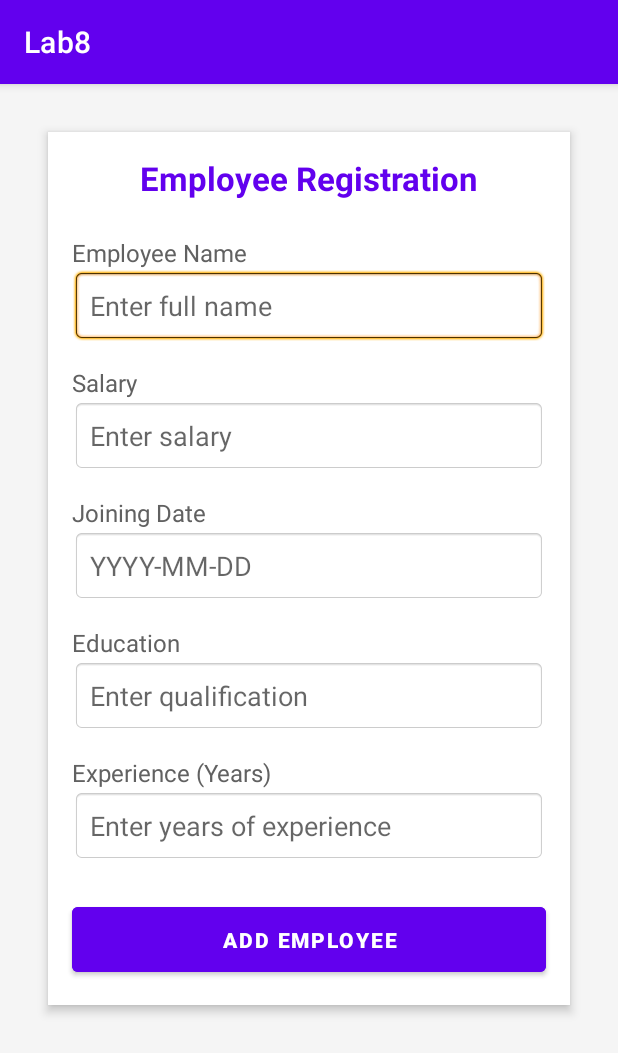
After one commit to sharjeel-siddiqui12/dive-into-mobile-application-development, an Android app built with Jetpack Compose: the L8exercise1 screen opened directly, with no data from a screen before it, on a phone screen of 412 x 824 dp. The commit adds this screen. Shown: the top 1053 px of the screen. Run offline under Robolectric (Android 15) with nearby library versions, the phone set to English and light mode, and no system bars.

Commit message:
lab 8 completed

```diff
--- /dev/null
+++ b/app/src/main/java/com/example/lab8/DatabaseHelper.java
@@ -0,0 +1,73 @@
+package com.example.lab8;
+
+import android.content.ContentValues;
+import android.content.Context;
+import android.database.sqlite.SQLiteDatabase;
+import android.database.sqlite.SQLiteOpenHelper;
+import android.util.Log;
+
+public class DatabaseHelper extends SQLiteOpenHelper {
+
+    private static final String DATABASE_NAME = "madlab.db";
+    private static final int DATABASE_VERSION = 1;
+    private static final String TABLE_NAME = "emp";
+
+    // Column names
+    private static final String COLUMN_ID = "empid";
+    private static final String COLUMN_NAME = "emp_name";
+    private static final String COLUMN_SALARY = "salary";
+    private static final String COLUMN_JOINING_DATE = "joining_date";
+    private static final String COLUMN_EDUCATION = "education";
+    private static final String COLUMN_EXPERIENCE = "experience";
+
+    // Create table SQL
+    private static final String TABLE_CREATE =
+            "CREATE TABLE " + TABLE_NAME + " (" +
+                    COLUMN_ID + " INTEGER PRIMARY KEY AUTOINCREMENT, " +
+                    COLUMN_NAME + " TEXT, " +
+                    COLUMN_SALARY + " INTEGER, " +
+                    COLUMN_JOINING_DATE + " TEXT, " +
+                    COLUMN_EDUCATION + " TEXT, " +
+                    COLUMN_EXPERIENCE + " INTEGER);";
+
+    public DatabaseHelper(Context context) {
+        super(context, DATABASE_NAME, null, DATABASE_VERSION);
+    }
+
+    @Override
+    public void onCreate(SQLiteDatabase db) {
+        try {
+            db.execSQL(TABLE_CREATE);
+            Log.d("DatabaseHelper", "Table created successfully");
+        } catch (Exception e) {
+            Log.e("DatabaseHelper", "Error creating table: " + e.getMessage());
+        }
+    }
+
+    @Override
+    public void onUpgrade(SQLiteDatabase db, int oldVersion, int newVersion) {
+        db.execSQL("DROP TABLE IF EXISTS " + TABLE_NAME);
+        onCreate(db);
+    }
+
+    public void insertEmployer(Employer employer) {
+        SQLiteDatabase db = this.getWritableDatabase();
+        ContentValues values = new ContentValues();
+
+        values.put(COLUMN_NAME, employer.getEmpName());
+        values.put(COLUMN_SALARY, employer.getSalary());
+        values.put(COLUMN_JOINING_DATE, employer.getJoiningDate());
+        values.put(COLUMN_EDUCATION, employer.getEducation());
+        values.put(COLUMN_EXPERIENCE, employer.getExperience());
+
+        long result = db.insert(TABLE_NAME, null, values);
+
+        if (result == -1) {
+            Log.e("DatabaseHelper", "Failed to insert row");
+        } else {
+            Log.d("DatabaseHelper", "Row inserted successfully");
+        }
+
+        db.close();
+    }
+}
--- /dev/null
+++ b/app/src/main/java/com/example/lab8/L8exercise1.java
@@ -0,0 +1,76 @@
+package com.example.lab8;
+
+import android.os.Bundle;
+import android.view.View;
+import android.widget.Button;
+import android.widget.EditText;
+import android.widget.Toast;
+import androidx.appcompat.app.AppCompatActivity;
+import com.example.mad_lab.R;
+import android.util.Log;
+
+public class L8exercise1 extends AppCompatActivity {
+
+    private EditText empNameEditText, salaryEditText, joiningDateEditText, educationEditText, experienceEditText;
+
+    @Override
+    protected void onCreate(Bundle savedInstanceState) {
+        super.onCreate(savedInstanceState);
+        setContentView(R.layout.activity_l8exercise1);
+
+        // Initialize the DatabaseHelper
+        DatabaseHelper db = new DatabaseHelper(this);
+
+        // Initialize EditTexts
+        empNameEditText = findViewById(R.id.empNameEditText);
+        salaryEditText = findViewById(R.id.salaryEditText);
+        joiningDateEditText = findViewById(R.id.joiningDateEditText);
+        educationEditText = findViewById(R.id.educationEditText);
+        experienceEditText = findViewById(R.id.experienceEditText);
+
+        // Set up the Add Button
+        Button addButton = findViewById(R.id.addButton);
+        addButton.setOnClickListener(new View.OnClickListener() {
+            @Override
+            public void onClick(View v) {
+                // Get values from the input fields
+                String empName = empNameEditText.getText().toString();
+                String salaryStr = salaryEditText.getText().toString();
+                String joiningDate = joiningDateEditText.getText().toString();
+                String education = educationEditText.getText().toString();
+                String experienceStr = experienceEditText.getText().toString();
+
+                // Validate inputs
+                if (empName.isEmpty() || salaryStr.isEmpty() || joiningDate.isEmpty() ||
+                        education.isEmpty() || experienceStr.isEmpty()) {
+                    Toast.makeText(L8exercise1.this, "Please fill out all fields", Toast.LENGTH_SHORT).show();
+                    return;
+                }
+
+                int salary = Integer.parseInt(salaryStr);
+                int experience = Integer.parseInt(experienceStr);
+
+                // Create an Employer instance
+                Employer employer = new Employer(empName, salary, joiningDate, education, experience);
+
+                // Insert the Employer instance into the database
+                db.insertEmployer(employer);
+
+                // Log insertion attempt
+                Log.d("MainActivity", "Employee added successfully: " + empName);
+
+                // Show confirmation message
+                Toast.makeText(L8exercise1.this, "Employee added successfully", Toast.LENGTH_SHORT).show();
+
+                // Clear input fields
+                empNameEditText.setText("");
+                salaryEditText.setText("");
+                joiningDateEditText.setText("");
+                educationEditText.setText("");
+                experienceEditText.setText("");
+            }
+        });
+    }
+
+
+}
--- /dev/null
+++ b/app/src/main/res/layout/activity_l8exercise1.xml
@@ -0,0 +1,128 @@
+<?xml version="1.0" encoding="utf-8"?>
+<ScrollView xmlns:android="http://schemas.android.com/apk/res/android"
+    android:layout_width="match_parent"
+    android:layout_height="match_parent"
+    android:background="#F5F5F5"
+    android:padding="16dp">
+
+    <LinearLayout
+        android:layout_width="match_parent"
+        android:layout_height="wrap_content"
+        android:orientation="vertical"
+        android:background="@android:color/white"
+        android:elevation="4dp"
+        android:padding="16dp"
+        android:layout_margin="16dp"
+        android:clipToPadding="false">
+
+        <!-- Title for the App -->
+        <TextView
+            android:layout_width="wrap_content"
+            android:layout_height="wrap_content"
+            android:text="Employee Registration"
+            android:textSize="22sp"
+            android:textColor="#FF6200EE"
+            android:textStyle="bold"
+            android:layout_gravity="center"
+            android:layout_marginBottom="16dp" />
+
+        <!-- Input fields for Employee Data -->
+        <TextView
+            android:layout_width="match_parent"
+            android:layout_height="wrap_content"
+            android:text="Employee Name"
+            android:textSize="16sp"
+            android:layout_marginTop="8dp"
+            android:textColor="#616161" />
+        <EditText
+            android:id="@+id/empNameEditText"
+            android:layout_width="match_parent"
+            android:layout_height="wrap_content"
+            android:background="@android:drawable/editbox_background"
+            android:hint="Enter full name"
+            android:padding="12dp"
+            android:layout_marginBottom="8dp"
+            android:inputType="textPersonName" />
+
+        <TextView
+            android:layout_width="match_parent"
+            android:layout_height="wrap_content"
+            android:text="Salary"
+            android:textSize="16sp"
+            android:layout_marginTop="8dp"
+            android:textColor="#616161" />
+        <EditText
+            android:id="@+id/salaryEditText"
+            android:layout_width="match_parent"
+            android:layout_height="wrap_content"
+            android:background="@android:drawable/editbox_background"
+            android:hint="Enter salary"
+            android:padding="12dp"
+            android:layout_marginBottom="8dp"
+            android:inputType="number" />
+
+        <TextView
+            android:layout_width="match_parent"
+            android:layout_height="wrap_content"
+            android:text="Joining Date"
+            android:textSize="16sp"
+            android:layout_marginTop="8dp"
+            android:textColor="#616161" />
+        <EditText
+            android:id="@+id/joiningDateEditText"
+            android:layout_width="match_parent"
+            android:layout_height="wrap_content"
+            android:background="@android:drawable/editbox_background"
+            android:hint="YYYY-MM-DD"
+            android:padding="12dp"
+            android:layout_marginBottom="8dp"
+            android:inputType="date" />
+
+        <TextView
+            android:layout_width="match_parent"
+            android:layout_height="wrap_content"
+            android:text="Education"
+            android:textSize="16sp"
+            android:layout_marginTop="8dp"
+            android:textColor="#616161" />
+        <EditText
+            android:id="@+id/educationEditText"
+            android:layout_width="match_parent"
+            android:layout_height="wrap_content"
+            android:background="@android:drawable/editbox_background"
+            android:hint="Enter qualification"
+            android:padding="12dp"
+            android:layout_marginBottom="8dp"
+            android:inputType="text" />
+
+        <TextView
+            android:layout_width="match_parent"
+            android:layout_height="wrap_content"
+            android:text="Experience (Years)"
+            android:textSize="16sp"
+            android:layout_marginTop="8dp"
+            android:textColor="#616161" />
+        <EditText
+            android:id="@+id/experienceEditText"
+            android:layout_width="match_parent"
+            android:layout_height="wrap_content"
+            android:background="@android:drawable/editbox_background"
+            android:hint="Enter years of experience"
+            android:padding="12dp"
+            android:layout_marginBottom="8dp"
+            android:inputType="number" />
+
+        <!-- Button to Add Data -->
+        <Button
+            android:id="@+id/addButton"
+            android:layout_width="match_parent"
+            android:layout_height="wrap_content"
+            android:text="Add Employee"
+            android:backgroundTint="#FF6200EE"
+            android:textColor="#FFFFFF"
+            android:textStyle="bold"
+            android:padding="12dp"
+            android:layout_marginTop="16dp" />
+
+    </LinearLayout>
+</ScrollView>
--- a/app/src/main/res/values/strings.xml
+++ b/app/src/main/res/values/strings.xml
@@ -22,7 +22,7 @@
         <item>5</item>
     </string-array>
 
-    <string name="app_name">Lab7</string>
+    <string name="app_name">Lab8</string>
     <string name="message">Welcome to the new activity!</string>
 
     <string-array name="course_options">
```
Also changed, not shown: app/src/main/AndroidManifest.xml (+14 -16 lines), app/src/main/java/com/example/lab8/Employer.java (added, +54 -0 lines).
